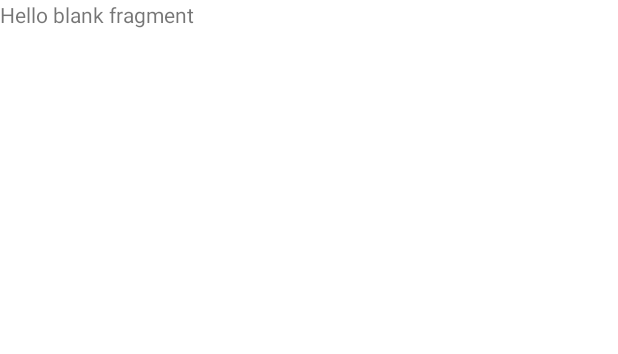
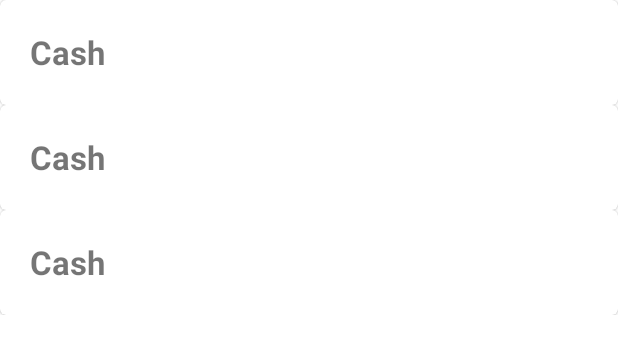
Before and after one commit to saymanrifat/CalMyPenny, an Android app: the layout fragment_wallet.xml on its own in the app's theme, with its tools: preview values and no code run, on a phone screen of 412 x 824 dp. Shown: the top 354 px of the screen. Run offline under Robolectric (Android 15) with nearby library versions, the phone set to English and light mode, and no system bars.

Commit message:
Working on Wallet List

```diff
--- a/app/src/main/res/layout/fragment_wallet.xml
+++ b/app/src/main/res/layout/fragment_wallet.xml
@@ -5,10 +5,10 @@
     android:layout_height="match_parent"
     tools:context=".ui.fragments.WalletFragment">
 
-    <!-- TODO: Update blank fragment layout -->
-    <TextView
+    <androidx.recyclerview.widget.RecyclerView
+        android:id="@+id/recyclerView_walletList"
         android:layout_width="match_parent"
-        android:layout_height="match_parent"
-        android:text="@string/hello_blank_fragment" />
+        android:layout_height="wrap_content"
+        tools:listitem="@layout/wallet_list_item_custom" />
 
 </FrameLayout>
--- /dev/null
+++ b/app/src/main/res/layout/wallet_list_item_custom.xml
@@ -0,0 +1,21 @@
+<?xml version="1.0" encoding="utf-8"?>
+<com.google.android.material.card.MaterialCardView xmlns:android="http://schemas.android.com/apk/res/android"
+    android:layout_width="match_parent"
+    android:layout_height="70dp">
+
+    <LinearLayout
+        android:layout_width="match_parent"
+        android:layout_height="wrap_content"
+        android:layout_gravity="center"
+        android:orientation="vertical"
+        android:padding="20dp">
+
+        <TextView
+            android:layout_width="match_parent"
+            android:layout_height="wrap_content"
+            android:text="Cash"
+            android:textSize="22sp"
+            android:textStyle="bold" />
+    </LinearLayout>
+
+</com.google.android.material.card.MaterialCardView>
```
